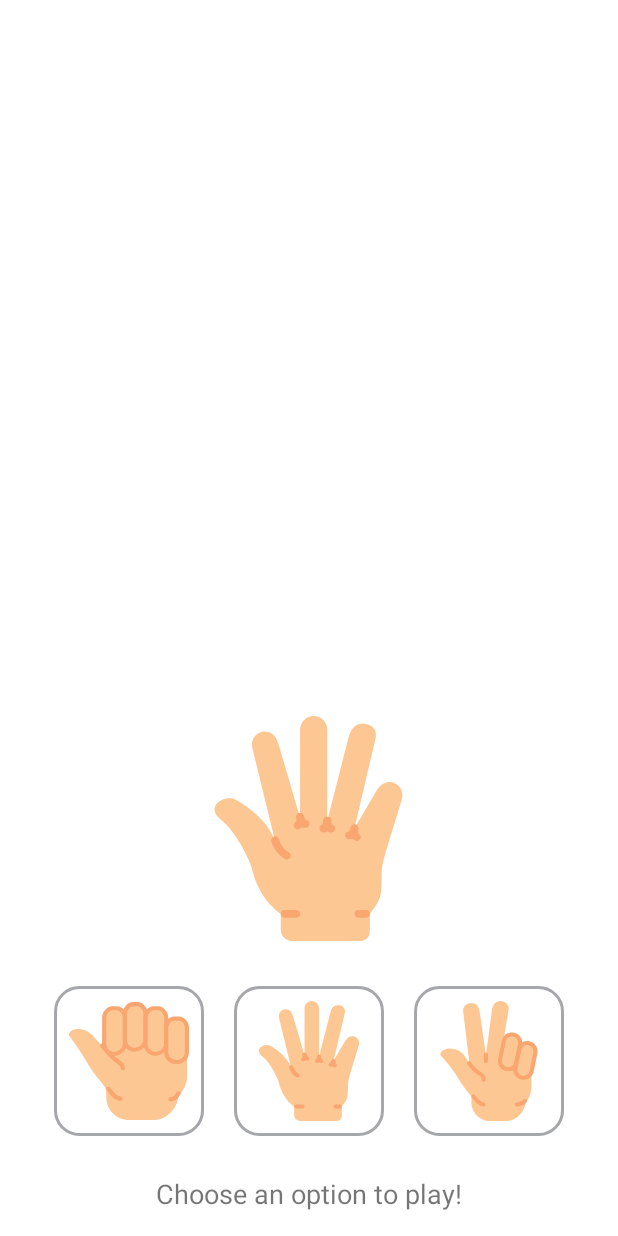
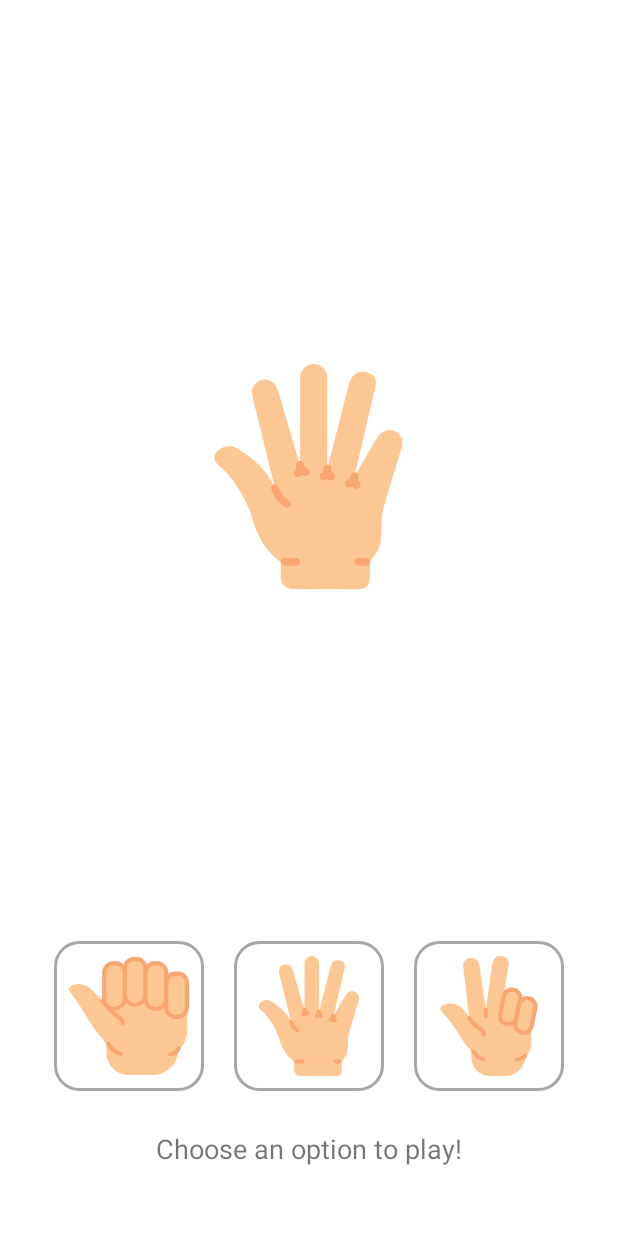
Before and after one commit to devstromo/rock-paper-scissors-kotlin-c, an Android app: the screen it shows after launch (MainActivity), on a phone screen of 412 x 824 dp. Run offline under Robolectric (Android 15) with nearby library versions, the phone set to English and light mode, and no system bars; 1 statement that could not run was skipped.

Commit message:
Rock Paper Scissors | update UI elements position

```diff
--- a/app/src/main/res/layout/activity_main.xml
+++ b/app/src/main/res/layout/activity_main.xml
@@ -11,64 +11,68 @@
         android:id="@+id/chooseOptionText"
         android:layout_width="wrap_content"
         android:layout_height="wrap_content"
+        android:layout_marginTop="16dp"
+        android:padding="16dp"
         android:text="@string/option_to_play_title"
         android:textSize="18sp"
-        app:layout_constraintStart_toStartOf="parent"
+        android:layout_marginBottom="30dp"
+        app:layout_constraintBottom_toBottomOf="parent"
         app:layout_constraintEnd_toEndOf="parent"
-        app:layout_constraintBottom_toBottomOf="parent"
-        android:padding="16dp"
-        android:layout_marginTop="16dp"/>
+        app:layout_constraintStart_toStartOf="parent" />
 
     <LinearLayout
         android:id="@+id/buttonContainers"
         android:layout_width="match_parent"
         android:layout_height="wrap_content"
-        app:layout_constraintBottom_toTopOf="@+id/chooseOptionText"
+        android:gravity="center_horizontal"
         android:orientation="horizontal"
-        android:gravity="center_horizontal">
+        app:layout_constraintBottom_toTopOf="@+id/chooseOptionText">
+
         <ImageButton
             android:id="@+id/stoneImageButton"
             android:layout_width="100dp"
             android:layout_height="100dp"
+            android:layout_margin="10dp"
+            android:background="@drawable/rounded_button"
             android:contentDescription="@string/stone_image_button_description"
-            android:src="@drawable/ic_stone"
-            android:layout_margin="10dp"
             android:padding="10dp"
-            android:background="@drawable/rounded_button"
-            android:scaleType="fitCenter"/>
+            android:scaleType="fitCenter"
+            android:src="@drawable/ic_stone" />
 
         <ImageButton
             android:id="@+id/paperImageButton"
             android:layout_width="100dp"
             android:layout_height="100dp"
+            android:layout_margin="10dp"
+            android:background="@drawable/rounded_button"
             android:contentDescription="@string/paper_image_button_description"
-            android:src="@drawable/ic_paper"
-            android:layout_margin="10dp"
             android:padding="10dp"
-            android:background="@drawable/rounded_button"
-            android:scaleType="fitCenter"/>
+            android:scaleType="fitCenter"
+            android:src="@drawable/ic_paper" />
 
         <ImageButton
             android:id="@+id/scissorsImageButton"
             android:layout_width="100dp"
             android:layout_height="100dp"
+            android:layout_margin="10dp"
+            android:background="@drawable/rounded_button"
             android:contentDescription="@string/scissor_image_button_description"
-            android:src="@drawable/ic_scissor"
-            android:layout_margin="10dp"
             android:padding="10dp"
-            android:background="@drawable/rounded_button"
-            android:scaleType="fitCenter"/>
+            android:scaleType="fitCenter"
+            android:src="@drawable/ic_scissor" />
     </LinearLayout>
+
     <LinearLayout
         android:id="@+id/resultContainer"
         android:layout_width="match_parent"
         android:layout_height="wrap_content"
+        android:layout_marginTop="50dp"
+        android:gravity="center"
         android:orientation="vertical"
-        android:gravity="center"
-        android:layout_marginTop="50dp"
         app:layout_constraintEnd_toEndOf="parent"
         app:layout_constraintStart_toStartOf="parent"
-        app:layout_constraintBottom_toTopOf="@id/buttonContainers" >
+        app:layout_constraintTop_toBottomOf="@+id/gameResultText">
+
         <ImageView
             android:id="@+id/iconImageView"
             android:layout_width="150dp"
@@ -82,12 +86,13 @@
         android:id="@+id/gameResultText"
         android:layout_width="wrap_content"
         android:layout_height="wrap_content"
+        android:layout_marginVertical="80dp"
         android:layout_marginTop="16dp"
         android:padding="16dp"
         android:text=""
         android:textSize="18sp"
         app:layout_constraintEnd_toEndOf="parent"
         app:layout_constraintStart_toStartOf="parent"
-        app:layout_constraintBottom_toTopOf="@id/resultContainer" />
+        app:layout_constraintTop_toTopOf="parent" />
 
 </androidx.constraintlayout.widget.ConstraintLayout>
```
